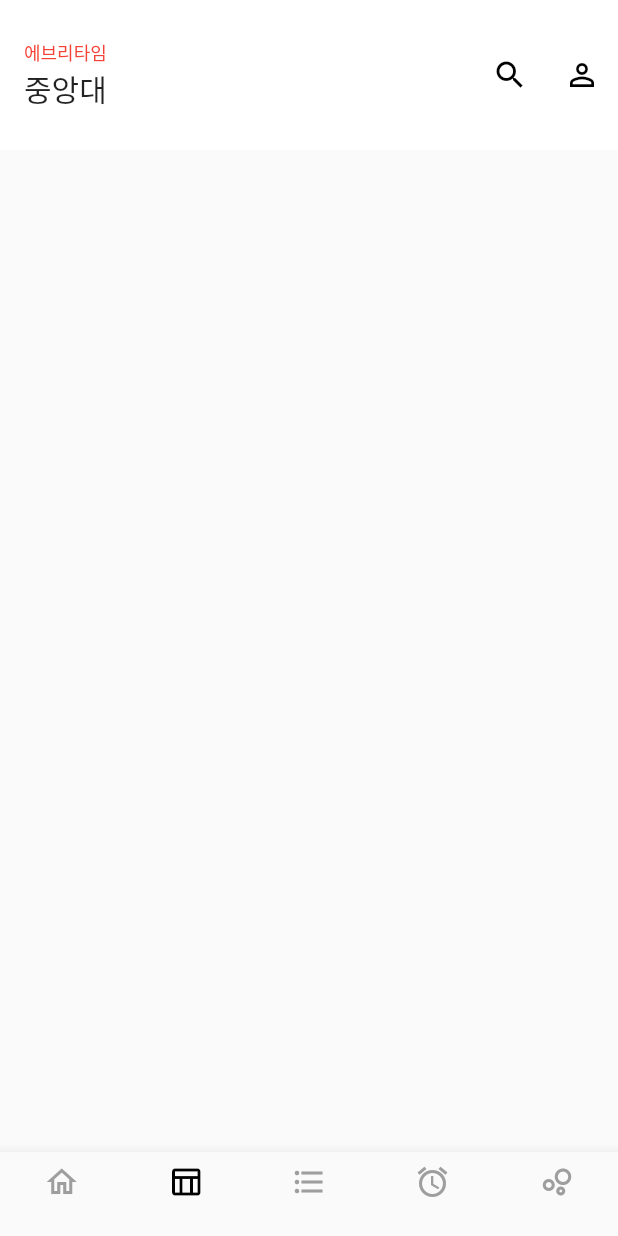
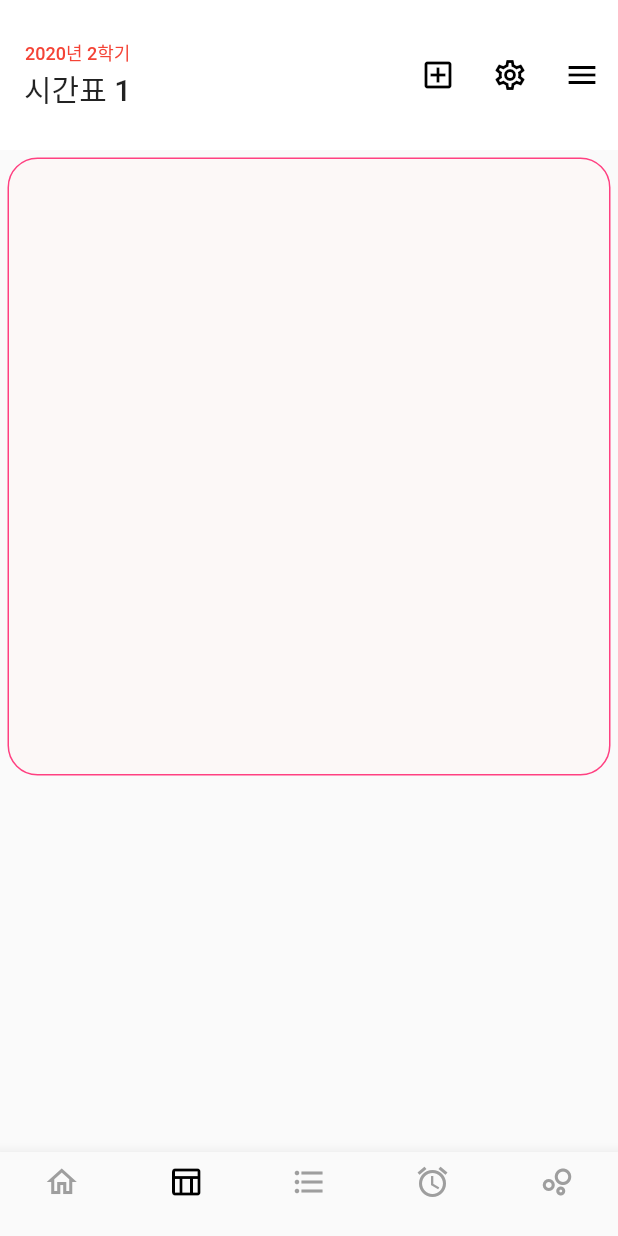
Before and after one commit to ssoljin/cloned_everytime, a Flutter app: the screen it shows after launch, item 2 of the bottom bar chosen, on a phone screen of 412 x 824 dp. Run offline on Flutter 3.47's test engine with Material 2 defaults, Android fonts, the phone set to English and light mode, and no system bars.

Commit message:
Add ad and timetable

```diff
--- a/lib/main.dart
+++ b/lib/main.dart
@@ -41,26 +41,7 @@ class _EveryTimePageState extends State<EveryTimePage> {
   @override
   Widget build(BuildContext context) {
     return Scaffold(
-      appBar: AppBar(
-        elevation: 0.0,
-        backgroundColor: Colors.white,
-        toolbarHeight: 100,
-        title: Container(
-          child: Column(
-            children: [
-              Text('에브리타임', style: TextStyle(fontSize: 12, color: Colors.red,),),
-              Text('중앙대'),
-            ],
-          ),
-        ),
-        actions: [
-          IconButton(icon: Icon(Icons.search, color: Colors.black,), onPressed: null),
-          IconButton(icon: Icon(Icons.person_outline, color: Colors.black,), onPressed: null),
-        ],
-      ),
-      body: Scaffold(
-        body: _widgets[_currentIndex]
-      ),
+      body: _widgets[_currentIndex],
       bottomNavigationBar: BottomNavigationBar(
         selectedIconTheme: IconThemeData(color: Colors.black),
         unselectedIconTheme: IconThemeData(color: Colors.grey),
--- a/lib/view/timetable_page.dart
+++ b/lib/view/timetable_page.dart
@@ -8,6 +8,39 @@ class TimeTablePage extends StatefulWidget{
 class _TimeTablePageState extends State<TimeTablePage>{
   @override
   Widget build(BuildContext context) {
-    return Scaffold();
+    return Scaffold(
+      appBar: AppBar(
+        elevation: 0.0,
+        backgroundColor: Colors.white,
+        toolbarHeight: 100,
+        title: Container(
+          child: Column(
+            children: [
+              Text('2020년 2학기', style: TextStyle(fontSize: 12, color: Colors.red,),),
+              Text('시간표 1'),
+            ],
+          ),
+        ),
+        actions: [
+          IconButton(icon: Icon(Icons.add_box_outlined, color: Colors.black,), onPressed: null),
+          IconButton(icon: Icon(Icons.settings_outlined, color: Colors.black,), onPressed: null),
+          IconButton(icon: Icon(Icons.menu, color: Colors.black,), onPressed: null),
+        ],
+      ),
+      body: ListView(
+        children: [
+          Container(
+            margin: EdgeInsets.all(5),
+            height: MediaQuery.of(context).size.height*0.5,
+            decoration: BoxDecoration(
+              border: Border.all(color: Colors.pinkAccent, width: 1),
+              color: Color(0XFFFCF8F7),
+              borderRadius: BorderRadius.circular(20.0),
+            ),
+          )
+        ],
+      ),
+
+    );
   }
 }
--- a/pubspec.yaml
+++ b/pubspec.yaml
@@ -48,7 +48,8 @@ flutter:
   # assets:
   #   - images/a_dot_burr.jpeg
   #   - images/a_dot_ham.jpeg
-
+  assets:
+    - assets/images/
   # An image asset can refer to one or more resolution-specific "variants", see
   # https://flutter.dev/assets-and-images/#resolution-aware.
 
```
Also changed, not shown: lib/view/home_page.dart (+31 -8 lines), assets/images/MapleStory_logo.png (added).
